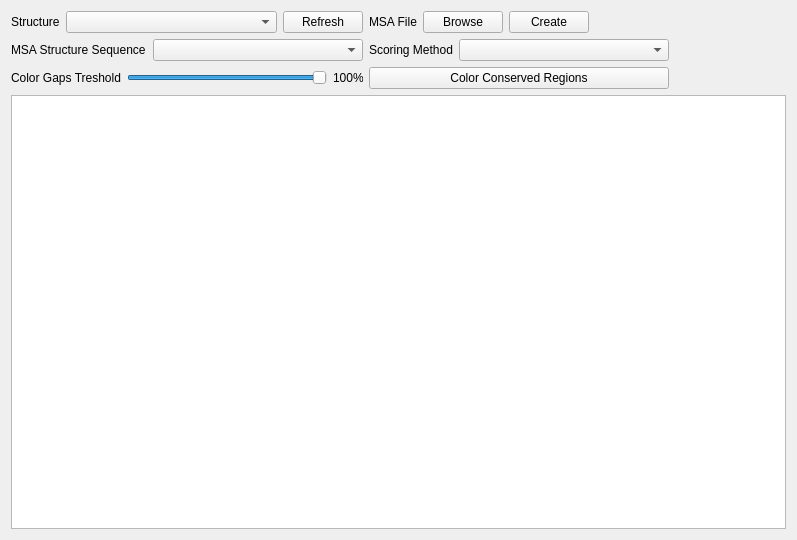
Above: cbr/msa/visual/MsaViewer.ui from TUM-CBR/pymol-plugins before the change. Below: the same form after it.
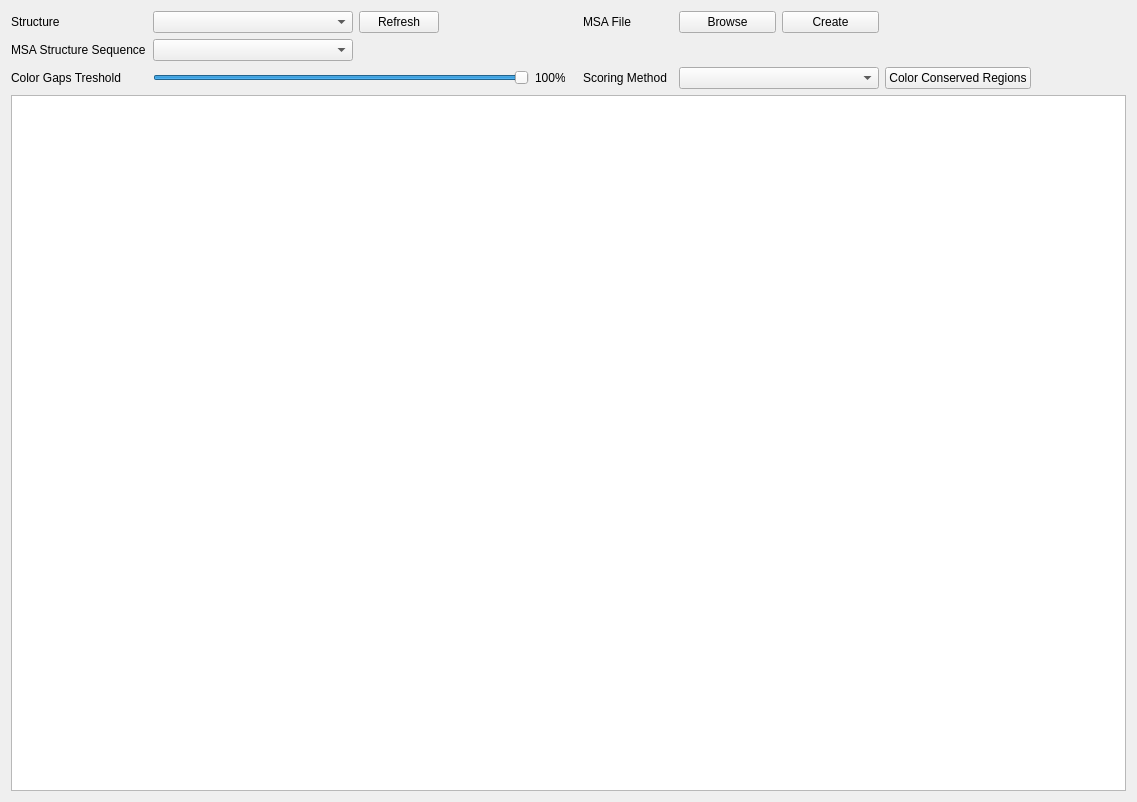
That is the form after the change.

```diff
--- a/cbr/msa/visual/MsaViewer.ui
+++ b/cbr/msa/visual/MsaViewer.ui
@@ -6,73 +6,15 @@
    <rect>
     <x>0</x>
     <y>0</y>
-    <width>797</width>
-    <height>540</height>
+    <width>1137</width>
+    <height>802</height>
    </rect>
   </property>
   <property name="windowTitle">
    <string>Form</string>
   </property>
-  <layout class="QVBoxLayout" name="verticalLayout">
-   <item>
-    <layout class="QHBoxLayout" name="horizontalLayout_6">
-     <item>
-      <layout class="QGridLayout" name="gridLayout" columnminimumwidth="300,300">
-       <item row="0" column="0">
-        <layout class="QHBoxLayout" name="horizontalLayout">
-         <item>
-          <widget class="QLabel" name="label_2">
-           <property name="text">
-            <string>Structure</string>
-           </property>
-          </widget>
-         </item>
-         <item>
-          <widget class="QComboBox" name="structuresCombo">
-           <property name="sizePolicy">
-            <sizepolicy hsizetype="MinimumExpanding" vsizetype="Fixed">
-             <horstretch>0</horstretch>
-             <verstretch>0</verstretch>
-            </sizepolicy>
-           </property>
-          </widget>
-         </item>
-         <item>
-          <widget class="QPushButton" name="structuresRefreshButton">
-           <property name="text">
-            <string>Refresh</string>
-           </property>
-          </widget>
-         </item>
-        </layout>
-       </item>
-       <item row="1" column="1">
-        <layout class="QHBoxLayout" name="horizontalLayout_4">
-         <item>
-          <widget class="QLabel" name="label_4">
-           <property name="text">
-            <string>Scoring Method</string>
-           </property>
-          </widget>
-         </item>
-         <item>
-          <widget class="QComboBox" name="scoringCombo">
-           <property name="sizePolicy">
-            <sizepolicy hsizetype="MinimumExpanding" vsizetype="Fixed">
-             <horstretch>0</horstretch>
-             <verstretch>0</verstretch>
-            </sizepolicy>
-           </property>
-          </widget>
-         </item>
-        </layout>
-       </item>
+  <layout class="QGridLayout" name="gridLayout">
        <item row="1" column="0">
-        <layout class="QHBoxLayout" name="horizontalLayout_3" stretch="0,0">
-         <property name="sizeConstraint">
-          <enum>QLayout::SetDefaultConstraint</enum>
-         </property>
-         <item>
           <widget class="QLabel" name="label_3">
            <property name="minimumSize">
             <size>
@@ -85,82 +27,186 @@
            </property>
           </widget>
          </item>
-         <item>
-          <widget class="QComboBox" name="sequenceCombo">
+   <item row="2" column="9" colspan="2">
+    <widget class="QComboBox" name="scoringCombo">
            <property name="sizePolicy">
-            <sizepolicy hsizetype="MinimumExpanding" vsizetype="Fixed">
+      <sizepolicy hsizetype="Minimum" vsizetype="Fixed">
              <horstretch>0</horstretch>
              <verstretch>0</verstretch>
             </sizepolicy>
            </property>
-          </widget>
-         </item>
-        </layout>
+     <property name="minimumSize">
+      <size>
+       <width>200</width>
+       <height>0</height>
+      </size>
+     </property>
+    </widget>
+   </item>
+   <item row="2" column="12">
+    <spacer name="horizontalSpacer_4">
+     <property name="orientation">
+      <enum>Qt::Horizontal</enum>
+     </property>
+     <property name="sizeHint" stdset="0">
+      <size>
+       <width>40</width>
+       <height>20</height>
+      </size>
+     </property>
+    </spacer>
+   </item>
+   <item row="0" column="10">
+    <widget class="QPushButton" name="createMsaButton">
+     <property name="text">
+      <string>Create</string>
+     </property>
+    </widget>
        </item>
        <item row="0" column="1">
-        <layout class="QHBoxLayout" name="horizontalLayout_2">
-         <item>
+    <widget class="QComboBox" name="structuresCombo">
+     <property name="sizePolicy">
+      <sizepolicy hsizetype="Minimum" vsizetype="Fixed">
+       <horstretch>0</horstretch>
+       <verstretch>0</verstretch>
+      </sizepolicy>
+     </property>
+     <property name="minimumSize">
+      <size>
+       <width>200</width>
+       <height>0</height>
+      </size>
+     </property>
+    </widget>
+   </item>
+   <item row="0" column="11" colspan="2">
+    <spacer name="horizontalSpacer_3">
+     <property name="orientation">
+      <enum>Qt::Horizontal</enum>
+     </property>
+     <property name="sizeHint" stdset="0">
+      <size>
+       <width>40</width>
+       <height>20</height>
+      </size>
+     </property>
+    </spacer>
+   </item>
+   <item row="2" column="11">
+    <widget class="QPushButton" name="colorConservedButton">
+     <property name="minimumSize">
+      <size>
+       <width>0</width>
+       <height>0</height>
+      </size>
+     </property>
+     <property name="text">
+      <string>Color Conserved Regions</string>
+     </property>
+    </widget>
+   </item>
+   <item row="0" column="7">
           <widget class="QLabel" name="label">
            <property name="text">
             <string>MSA File</string>
            </property>
           </widget>
          </item>
-         <item>
+   <item row="0" column="9">
           <widget class="QPushButton" name="selectMsaButton">
+     <property name="minimumSize">
+      <size>
+       <width>0</width>
+       <height>0</height>
+      </size>
+     </property>
            <property name="text">
             <string>Browse</string>
            </property>
           </widget>
          </item>
-         <item>
-          <widget class="QPushButton" name="createMsaButton">
-           <property name="text">
-            <string>Create</string>
-           </property>
-          </widget>
-         </item>
-         <item>
-          <spacer name="horizontalSpacer_2">
-           <property name="orientation">
-            <enum>Qt::Horizontal</enum>
-           </property>
-           <property name="sizeHint" stdset="0">
-            <size>
-             <width>40</width>
-             <height>20</height>
-            </size>
-           </property>
-          </spacer>
-         </item>
-        </layout>
-       </item>
        <item row="2" column="0">
-        <layout class="QHBoxLayout" name="horizontalLayout_5">
-         <item>
           <widget class="QLabel" name="label_5">
            <property name="text">
             <string>Color Gaps Treshold</string>
            </property>
           </widget>
          </item>
-         <item>
+   <item row="2" column="7">
+    <widget class="QLabel" name="label_4">
+     <property name="text">
+      <string>Scoring Method</string>
+     </property>
+    </widget>
+   </item>
+   <item row="0" column="3" rowspan="2">
+    <spacer name="horizontalSpacer_2">
+     <property name="orientation">
+      <enum>Qt::Horizontal</enum>
+     </property>
+     <property name="sizeHint" stdset="0">
+      <size>
+       <width>40</width>
+       <height>20</height>
+      </size>
+     </property>
+    </spacer>
+   </item>
+   <item row="0" column="0">
+    <widget class="QLabel" name="label_2">
+     <property name="text">
+      <string>Structure</string>
+     </property>
+    </widget>
+   </item>
+   <item row="2" column="4">
+    <widget class="QLabel" name="gapTresholdLabel">
+     <property name="sizePolicy">
+      <sizepolicy hsizetype="Fixed" vsizetype="Preferred">
+       <horstretch>0</horstretch>
+       <verstretch>0</verstretch>
+      </sizepolicy>
+     </property>
+     <property name="minimumSize">
+      <size>
+       <width>30</width>
+       <height>0</height>
+      </size>
+     </property>
+     <property name="maximumSize">
+      <size>
+       <width>30</width>
+       <height>16777215</height>
+      </size>
+     </property>
+     <property name="baseSize">
+      <size>
+       <width>30</width>
+       <height>0</height>
+      </size>
+     </property>
+     <property name="text">
+      <string>100%</string>
+     </property>
+    </widget>
+   </item>
+   <item row="2" column="1" colspan="3">
           <widget class="QSlider" name="gapTresholdSlider">
            <property name="sizePolicy">
-            <sizepolicy hsizetype="Fixed" vsizetype="Fixed">
+      <sizepolicy hsizetype="MinimumExpanding" vsizetype="Fixed">
              <horstretch>0</horstretch>
              <verstretch>0</verstretch>
             </sizepolicy>
            </property>
            <property name="minimumSize">
             <size>
-             <width>200</width>
+       <width>0</width>
              <height>0</height>
             </size>
            </property>
            <property name="maximumSize">
             <size>
-             <width>200</width>
+       <width>16777215</width>
              <height>16777215</height>
             </size>
            </property>
@@ -190,72 +236,39 @@
            </property>
           </widget>
          </item>
-         <item>
-          <widget class="QLabel" name="gapTresholdLabel">
+   <item row="1" column="1">
+    <widget class="QComboBox" name="sequenceCombo">
            <property name="sizePolicy">
-            <sizepolicy hsizetype="Fixed" vsizetype="Preferred">
+      <sizepolicy hsizetype="Minimum" vsizetype="Fixed">
              <horstretch>0</horstretch>
              <verstretch>0</verstretch>
             </sizepolicy>
            </property>
            <property name="minimumSize">
             <size>
-             <width>30</width>
+       <width>200</width>
              <height>0</height>
             </size>
            </property>
-           <property name="maximumSize">
-            <size>
-             <width>30</width>
-             <height>16777215</height>
-            </size>
-           </property>
-           <property name="baseSize">
-            <size>
-             <width>30</width>
-             <height>0</height>
-            </size>
-           </property>
-           <property name="text">
-            <string>100%</string>
-           </property>
-          </widget>
-         </item>
-        </layout>
-       </item>
-       <item row="2" column="1">
-        <widget class="QPushButton" name="colorConservedButton">
-         <property name="minimumSize">
-          <size>
-           <width>151</width>
-           <height>0</height>
-          </size>
-         </property>
+    </widget>
+   </item>
+   <item row="1" column="9" colspan="4">
+    <widget class="QLabel" name="selectedFileLabel">
          <property name="text">
-          <string>Color Conserved Regions</string>
+      <string/>
          </property>
         </widget>
        </item>
-      </layout>
-     </item>
-     <item>
-      <spacer name="horizontalSpacer">
-       <property name="orientation">
-        <enum>Qt::Horizontal</enum>
-       </property>
-       <property name="sizeHint" stdset="0">
-        <size>
-         <width>699</width>
-         <height>20</height>
-        </size>
-       </property>
-      </spacer>
-     </item>
-    </layout>
-   </item>
-   <item>
+   <item row="5" column="0" colspan="14">
     <widget class="QTableWidget" name="resultsTable"/>
    </item>
+   <item row="0" column="2">
+    <widget class="QPushButton" name="structuresRefreshButton">
+     <property name="text">
+      <string>Refresh</string>
+     </property>
+    </widget>
+   </item>
   </layout>
  </widget>
  <resources/>
```
Lines whose indentation alone changed are shown as unchanged.
